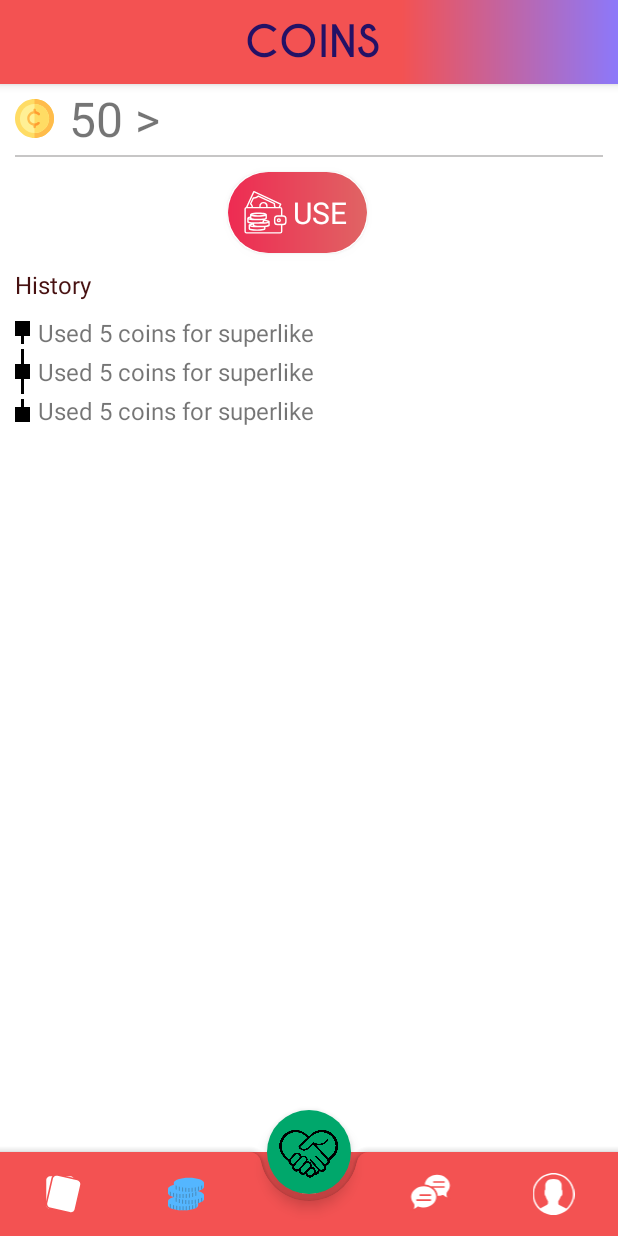
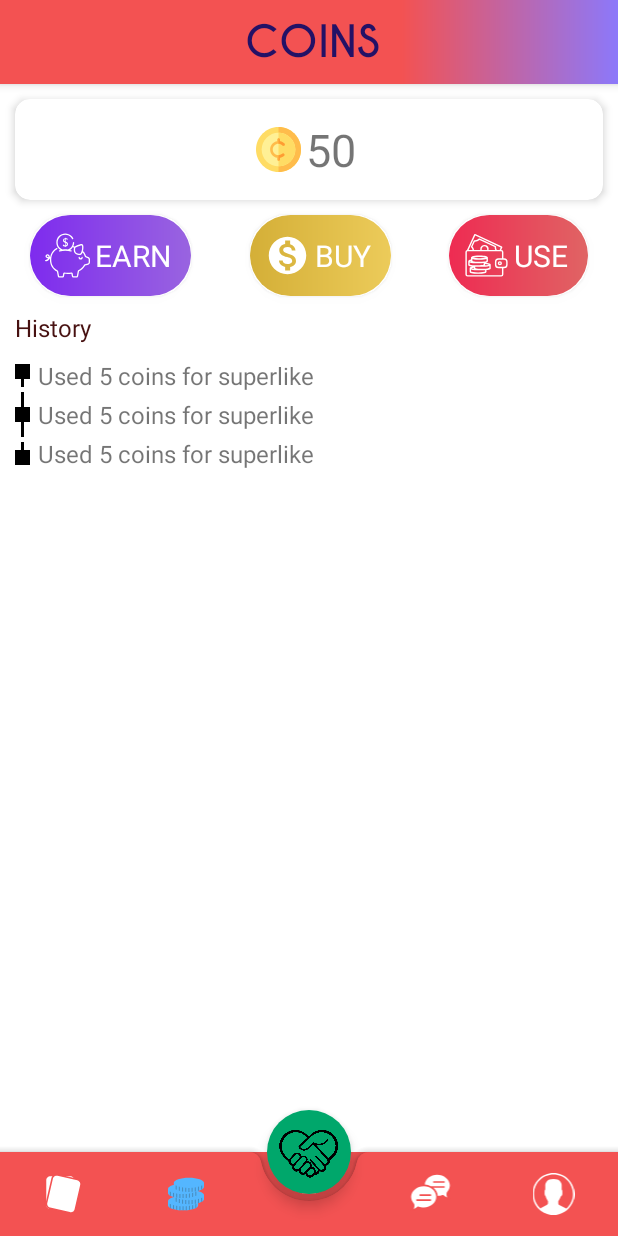
Before and after one commit to Aryabodhi/Seeker_UI, an Android app: the screen it shows after launch (MainActivity), after a tap on an icon or button, on a phone screen of 412 x 824 dp. Run offline under Robolectric (Android 15) with nearby library versions, the phone set to English and light mode, and no system bars.

Commit message:
updated fragment_coin.xml, activity_about_us.xml, activity_profile_detail.xml

```diff
--- /dev/null
+++ b/app/src/main/res/drawable-xxhdpi/gradient_gold_rounded.xml
@@ -0,0 +1,14 @@
+<?xml version="1.0" encoding="UTF-8"?>
+<shape xmlns:android="http://schemas.android.com/apk/res/android" android:shape="rectangle" >
+
+    <gradient
+        android:angle="0"
+        android:endColor="#ECCB5A"
+        android:startColor="#d4af37"
+        android:type="linear" />
+
+
+    <corners
+        android:radius="100dp"/>
+
+</shape>
--- /dev/null
+++ b/app/src/main/res/drawable/ic_monetization_on_black_24dp.xml
@@ -0,0 +1,5 @@
+<vector android:height="24dp" android:tint="#FFFFFF"
+    android:viewportHeight="24.0" android:viewportWidth="24.0"
+    android:width="24dp" xmlns:android="http://schemas.android.com/apk/res/android">
+    <path android:fillColor="#FF000000" android:pathData="M12,2C6.48,2 2,6.48 2,12s4.48,10 10,10 10,-4.48 10,-10S17.52,2 12,2zM13.41,18.09L13.41,20h-2.67v-1.93c-1.71,-0.36 -3.16,-1.46 -3.27,-3.4h1.96c0.1,1.05 0.82,1.87 2.65,1.87 1.96,0 2.4,-0.98 2.4,-1.59 0,-0.83 -0.44,-1.61 -2.67,-2.14 -2.48,-0.6 -4.18,-1.62 -4.18,-3.67 0,-1.72 1.39,-2.84 3.11,-3.21L10.74,4h2.67v1.95c1.86,0.45 2.79,1.86 2.85,3.39L14.3,9.34c-0.05,-1.11 -0.64,-1.87 -2.22,-1.87 -1.5,0 -2.4,0.68 -2.4,1.64 0,0.84 0.65,1.39 2.67,1.91s4.18,1.39 4.18,3.91c-0.01,1.83 -1.38,2.83 -3.12,3.16z"/>
+</vector>
--- a/app/src/main/res/layout/activity_about_us.xml
+++ b/app/src/main/res/layout/activity_about_us.xml
@@ -26,21 +26,45 @@
         android:layout_width="wrap_content"
         android:layout_height="wrap_content"
         android:layout_margin="2.5dp"
+        android:layout_marginTop="8dp"
         android:text="Version code: v0.0.0"
+        app:layout_constraintEnd_toEndOf="@+id/linearLayout5"
+        app:layout_constraintStart_toStartOf="parent"
+        app:layout_constraintTop_toBottomOf="@+id/linearLayout5" />
+
+    <LinearLayout
+        android:id="@+id/linearLayout5"
+        android:layout_width="match_parent"
+        android:layout_height="wrap_content"
+        android:gravity="center"
+        android:orientation="horizontal"
         app:layout_constraintEnd_toEndOf="@+id/imageView"
         app:layout_constraintStart_toStartOf="@+id/imageView"
-        app:layout_constraintTop_toBottomOf="@+id/imageView" />
+        app:layout_constraintTop_toBottomOf="@+id/imageView">
 
-    <TextView
-        android:layout_width="wrap_content"
-        android:layout_height="wrap_content"
-        android:layout_margin="2.5dp"
-        android:text="DatingStreet"
-        android:textSize="18sp"
-        android:textColor="@color/TextColor"
-        app:layout_constraintEnd_toEndOf="@+id/textView"
-        app:layout_constraintStart_toStartOf="@+id/textView"
-        app:layout_constraintTop_toBottomOf="@+id/textView" />
+        <TextView
+            android:id="@+id/dating_text"
+            android:layout_width="wrap_content"
+            android:layout_height="wrap_content"
+            android:fontFamily="@font/kaushan_script_regular"
+            android:gravity="center"
+            android:text="Dating"
+            android:textColor="@color/StreetTextColor"
+            android:textSize="28sp" />
+
+
+        <TextView
+            android:id="@+id/street_text"
+            android:layout_width="wrap_content"
+            android:layout_height="wrap_content"
+            android:layout_marginStart="5dp"
+            android:fontFamily="@font/caviar_dreams_bold"
+            android:gravity="center"
+            android:text="Street"
+            android:textColor="@color/StreetTextColor"
+            android:textSize="28sp" />
+
+    </LinearLayout>
 
 
     <LinearLayout
--- a/app/src/main/res/layout/activity_profile_detail.xml
+++ b/app/src/main/res/layout/activity_profile_detail.xml
@@ -20,7 +20,6 @@
                 android:id="@+id/cardView"
                 android:layout_width="match_parent"
                 android:layout_height="match_parent"
-                app:cardCornerRadius="10dp"
                 app:layout_constraintEnd_toEndOf="parent"
                 app:layout_constraintStart_toStartOf="parent">
 
--- a/app/src/main/res/layout/fragment_coins.xml
+++ b/app/src/main/res/layout/fragment_coins.xml
@@ -11,52 +11,58 @@
         android:id="@+id/toolbar"
         layout="@layout/toolbar"/>
 
-    <ImageView
-        android:id="@+id/imageView2"
-        android:layout_width="26dp"
-        android:layout_height="26dp"
-        android:src="@drawable/cent"
+    <androidx.cardview.widget.CardView
+        android:id="@+id/balance_card"
+        android:layout_width="0dp"
+        android:layout_height="wrap_content"
+        android:clickable="true"
         android:layout_margin="10dp"
+        android:foreground="?attr/selectableItemBackground"
+        android:stateListAnimator="@animator/elevation_animation"
+        app:cardCornerRadius="10dp"
+        app:layout_constraintEnd_toEndOf="parent"
+        app:layout_constraintHorizontal_bias="0.0"
         app:layout_constraintStart_toStartOf="parent"
-        app:layout_constraintTop_toBottomOf="@+id/toolbar" />
+        app:layout_constraintTop_toBottomOf="@+id/toolbar">
 
-    <TextView
-        android:id="@+id/textView8"
-        android:layout_width="wrap_content"
-        android:layout_height="wrap_content"
-        android:gravity="center"
-        android:text="50 >"
-        android:layout_margin="10dp"
-        android:textSize="32dp"
-        app:layout_constraintBottom_toBottomOf="@+id/imageView2"
-        app:layout_constraintStart_toEndOf="@+id/imageView2"
-        app:layout_constraintTop_toTopOf="@+id/imageView2" />
+        <LinearLayout
+            android:layout_width="match_parent"
+            android:layout_height="wrap_content"
+            android:gravity="center"
+            android:orientation="horizontal"
+            android:padding="10dp"
+            app:layout_constraintEnd_toEndOf="parent"
+            app:layout_constraintStart_toStartOf="parent"
+            app:layout_constraintTop_toBottomOf="@+id/linearLayout7">
 
-    <View
-        android:id="@+id/view"
-        android:layout_width="match_parent"
-        android:layout_height="1dp"
-        android:layout_marginStart="10dp"
-        android:layout_marginTop="2.5dp"
-        android:layout_marginEnd="10dp"
-        android:background="#C7C6C6"
-        app:layout_constraintEnd_toEndOf="@+id/textView8"
-        app:layout_constraintStart_toStartOf="@+id/imageView2"
-        app:layout_constraintTop_toBottomOf="@+id/textView8" />
+            <ImageView
+                android:layout_width="30dp"
+                android:layout_height="30dp"
+                android:src="@drawable/cent" />
+
+            <TextView
+                android:layout_width="wrap_content"
+                android:layout_height="wrap_content"
+                android:gravity="center"
+                android:padding="3dp"
+                android:text="50"
+                android:textSize="30sp" />
+
+        </LinearLayout>
+    </androidx.cardview.widget.CardView>
 
 
     <androidx.cardview.widget.CardView
-        android:id="@+id/view_card"
+        android:id="@+id/earn_card"
         android:layout_width="wrap_content"
         android:layout_height="wrap_content"
         android:layout_margin="10dp"
-        android:layout_marginTop="8dp"
         android:clickable="true"
         android:foreground="?attr/selectableItemBackground"
         android:stateListAnimator="@animator/elevation_animation"
         app:cardCornerRadius="25dp"
-        app:layout_constraintStart_toStartOf="@+id/view"
-        app:layout_constraintTop_toBottomOf="@+id/view">
+        app:layout_constraintStart_toStartOf="@+id/balance_card"
+        app:layout_constraintTop_toBottomOf="@+id/balance_card">
 
         <LinearLayout
             android:layout_width="wrap_content"
@@ -85,7 +91,7 @@
     </androidx.cardview.widget.CardView>
 
     <androidx.cardview.widget.CardView
-        android:id="@+id/chat_card"
+        android:id="@+id/use_card"
         android:layout_width="wrap_content"
         android:layout_height="wrap_content"
         android:layout_margin="10dp"
@@ -93,8 +99,8 @@
         android:foreground="?attr/selectableItemBackground"
         android:stateListAnimator="@animator/elevation_animation"
         app:cardCornerRadius="25dp"
-        app:layout_constraintEnd_toEndOf="@+id/view"
-        app:layout_constraintTop_toBottomOf="@+id/view">
+        app:layout_constraintEnd_toEndOf="@+id/balance_card"
+        app:layout_constraintTop_toBottomOf="@+id/balance_card">
 
         <LinearLayout
             android:layout_width="wrap_content"
@@ -122,6 +128,45 @@
 
     </androidx.cardview.widget.CardView>
 
+    <androidx.cardview.widget.CardView
+        android:id="@+id/buy_card"
+        android:layout_width="wrap_content"
+        android:layout_height="wrap_content"
+        android:layout_margin="10dp"
+        android:clickable="true"
+        android:foreground="?attr/selectableItemBackground"
+        android:stateListAnimator="@animator/elevation_animation"
+        app:cardCornerRadius="25dp"
+        app:layout_constraintEnd_toStartOf="@+id/use_card"
+        app:layout_constraintStart_toEndOf="@+id/earn_card"
+        app:layout_constraintTop_toBottomOf="@+id/balance_card">
+
+        <LinearLayout
+            android:layout_width="wrap_content"
+            android:layout_height="wrap_content"
+            android:background="@drawable/gradient_gold_rounded"
+            android:gravity="center"
+            android:orientation="horizontal"
+            android:padding="10dp">
+
+            <ImageView
+                android:layout_width="30dp"
+                android:layout_height="30dp"
+                android:src="@drawable/ic_monetization_on_black_24dp" />
+
+            <TextView
+                android:layout_width="wrap_content"
+                android:layout_height="wrap_content"
+                android:gravity="center"
+                android:padding="3dp"
+                android:text="BUY"
+                android:textColor="#ffffff"
+                android:textSize="20sp" />
+
+        </LinearLayout>
+
+    </androidx.cardview.widget.CardView>
+
     <TextView
         android:id="@+id/textView9"
         android:layout_width="wrap_content"
@@ -131,9 +176,10 @@
         android:textColor="@color/TextColor"
         android:textSize="16sp"
         app:layout_constraintStart_toStartOf="parent"
-        app:layout_constraintTop_toBottomOf="@+id/view_card" />
+        app:layout_constraintTop_toBottomOf="@+id/earn_card" />
 
     <LinearLayout
+        android:id="@+id/linearLayout7"
         android:layout_width="match_parent"
         android:layout_height="wrap_content"
         android:layout_margin="10dp"
@@ -250,4 +296,6 @@
     </LinearLayout>
 
 
+
+
 </androidx.constraintlayout.widget.ConstraintLayout>
```
